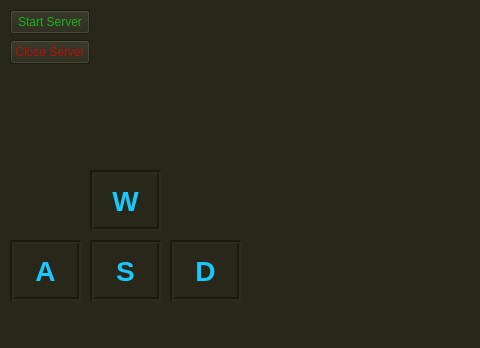
Before: the Qt Designer form LaptopControls/controlwindow.ui in ELEC-49X-Group-60/LaptopControlSoftware, drawn with Qt 5; both pictures show x 0 to 480 and y 0 to 348 of the 800 by 348 pixel window.
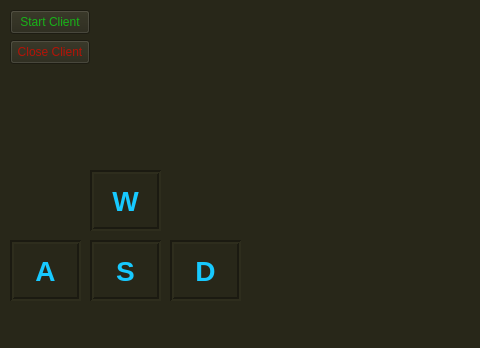
After: the same form once the commit is applied.

Commit message: Converted laptop to client and DE10 to server

```diff
--- a/LaptopControls/controlwindow.ui
+++ b/LaptopControls/controlwindow.ui
@@ -170,7 +170,7 @@
      <string notr="true">color: rgb(24, 179, 24);</string>
     </property>
     <property name="text">
-     <string>Start Server</string>
+     <string>Start Client</string>
     </property>
    </widget>
    <widget class="QPushButton" name="close_server_button">
@@ -186,7 +186,7 @@
      <string notr="true">color: rgb(180, 19, 7);</string>
     </property>
     <property name="text">
-     <string>Close Server</string>
+     <string>Close Client</string>
     </property>
    </widget>
   </widget>
```
Left out of the diff: 4 changed lines with no effect on the pictures. The commit also changes 11 other files.
